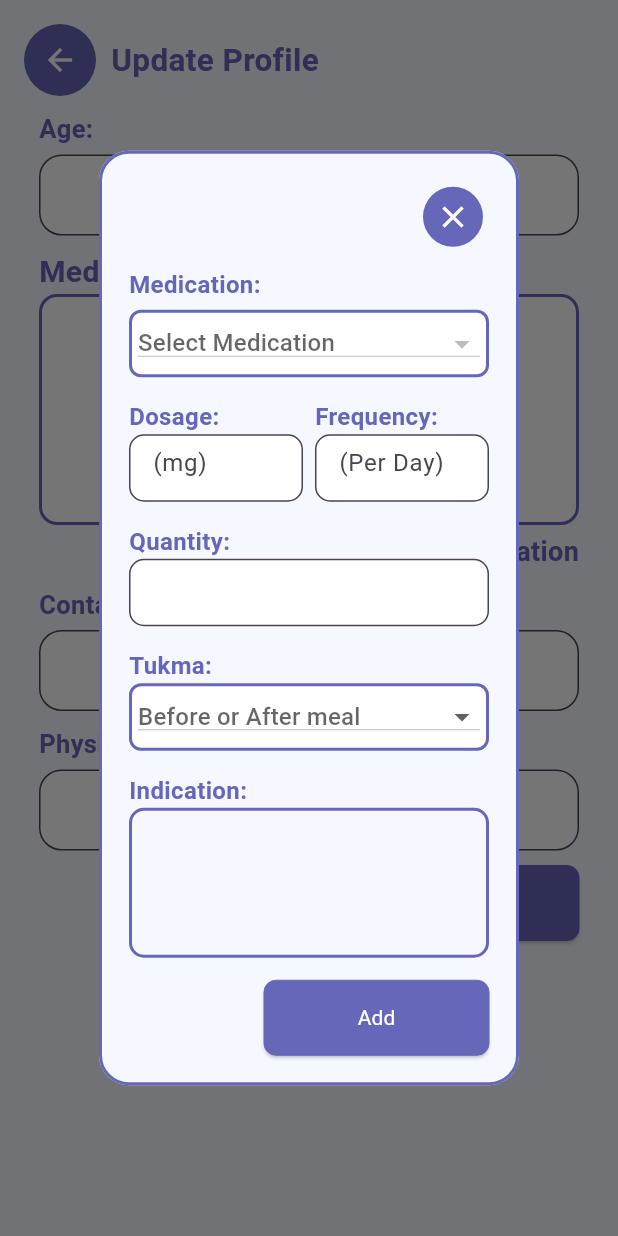
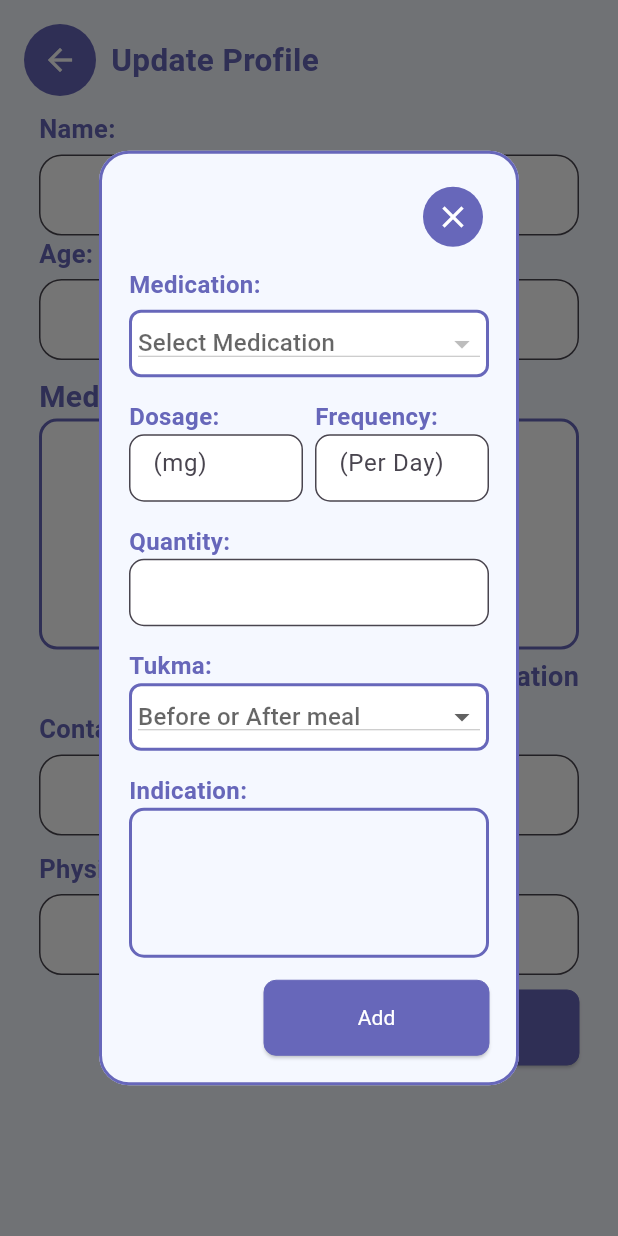
Before and after one commit to Orekidesu/Mobile-Health-App-Tambag, a Flutter app: the EditProfilePage screen opened directly with empty values, after a tap on "Add Medication", on a phone screen of 412 x 824 dp. Run offline on Flutter 3.47's test engine with Material 3 defaults, Android fonts, the phone set to English and light mode, and no system bars; our stand-ins replace cloud_firestore, firebase_auth, firebase_core, flutter_slidable, fluttertoast, font_awesome_flutter and 1 more; accounts and stored records are empty; Roboto replaces fonts that are missing (Arial).

Commit message:
Update Page

```diff
--- a/lib/Custom_Widgets/Custom_TextField.dart
+++ b/lib/Custom_Widgets/Custom_TextField.dart
@@ -11,6 +11,7 @@ class CustomTextField extends StatefulWidget {
   final double borderRadius;
   final bool obscureText;
   final int? maxLines;
+  final bool readOnly;
 
   const CustomTextField({
     super.key,
@@ -21,6 +22,7 @@ class CustomTextField extends StatefulWidget {
     this.borderRadius = 15.0,
     this.obscureText = false,
     this.maxLines = 1,
+    this.readOnly = false
   });
 
   @override
@@ -52,6 +54,7 @@ class _CustomTextFieldState extends State<CustomTextField> {
           height: widget.textFieldHeight,
         ),
         TextField(
+          readOnly: widget.readOnly,
           controller: widget.controller,
           obscureText: widget.obscureText,
           maxLines: widget.maxLines,
--- a/lib/Screen/editProfilePage.dart
+++ b/lib/Screen/editProfilePage.dart
@@ -33,6 +33,7 @@ class _EditProfilePageState extends State<EditProfilePage> {
   @override
   void initState() {
     super.initState();
+    getPatientNameById(widget.selectedPatient);
   }
 
   @override
@@ -140,6 +141,27 @@ class _EditProfilePageState extends State<EditProfilePage> {
     };
   }
 
+  Future<void> getPatientNameById(String patientId) async {
+  try {
+    CollectionReference patientsCollection = FirebaseFirestore.instance.collection('patients');
+    QuerySnapshot querySnapshot = await patientsCollection.where('id', isEqualTo: patientId).get();
+
+    if (querySnapshot.docs.isNotEmpty) {
+      DocumentSnapshot documentSnapshot = querySnapshot.docs.first;
+      Map<String, dynamic> data = documentSnapshot.data() as Map<String, dynamic>;
+
+      // Assuming the name field is stored in the 'name' field in the document
+      String name = data['name'] as String;
+
+      nameController.text = name;
+    }
+  } catch (e) {
+    // Handle any errors that may occur during the process
+    showErrorNotification('Error getting patient name: $e');
+  }
+}
+
+
   List<String> Brgy = ['Guadalupe', 'Patag', 'Gabas'];
 
   bool _validateInput() {
@@ -241,6 +263,11 @@ class _EditProfilePageState extends State<EditProfilePage> {
                           children: [
                             const SizedBox(
                               height: 10,
+                            ),
+                            CustomTextField(
+                              readOnly: true,
+                              controller: nameController,
+                              labelText: 'Name:',
                             ),
                             CustomTextField(
                               controller: ageController,
```
